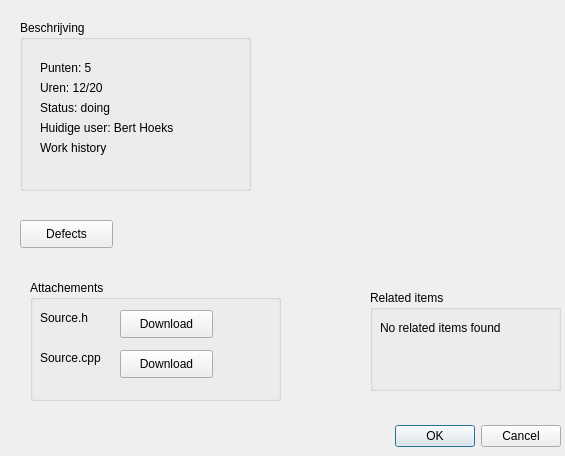
Qt form sbi.ui (Roconda/Scrumboard) before a commit.
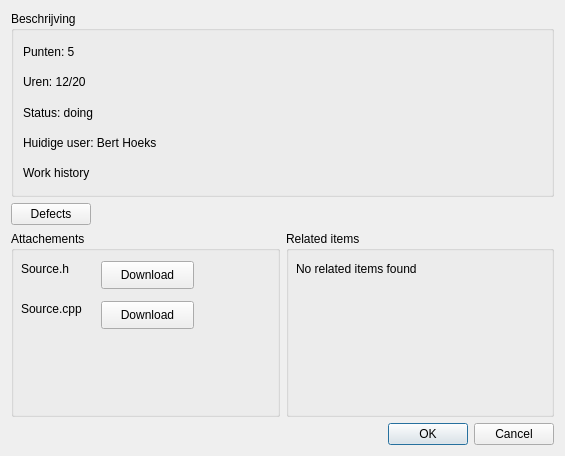
The same form after that commit.

Commit message: Layouts toegevoegd aan sbi scherm.

Diff of the .ui file:
```diff
--- a/sbi.ui
+++ b/sbi.ui
@@ -13,122 +13,79 @@
   <property name="windowTitle">
    <string>Dialog</string>
   </property>
-  <widget class="QDialogButtonBox" name="buttonBox">
-   <property name="geometry">
-    <rect>
-     <x>360</x>
-     <y>420</y>
-     <width>201</width>
-     <height>32</height>
-    </rect>
-   </property>
-   <property name="orientation">
-    <enum>Qt::Horizontal</enum>
-   </property>
-   <property name="standardButtons">
-    <set>QDialogButtonBox::Cancel|QDialogButtonBox::Ok</set>
-   </property>
-  </widget>
+  <layout class="QVBoxLayout" name="verticalLayout_2">
+   <item>
   <widget class="QGroupBox" name="groupBox">
-   <property name="geometry">
-    <rect>
-     <x>20</x>
-     <y>20</y>
-     <width>231</width>
-     <height>171</height>
-    </rect>
-   </property>
    <property name="title">
     <string>Beschrijving</string>
    </property>
+     <layout class="QVBoxLayout" name="verticalLayout">
+      <item>
    <widget class="QLabel" name="label">
-    <property name="geometry">
-     <rect>
-      <x>20</x>
-      <y>40</y>
-      <width>61</width>
-      <height>16</height>
-     </rect>
-    </property>
     <property name="text">
      <string>Punten: 5</string>
     </property>
    </widget>
+      </item>
+      <item>
    <widget class="QLabel" name="label_2">
-    <property name="geometry">
-     <rect>
-      <x>20</x>
-      <y>60</y>
-      <width>71</width>
-      <height>16</height>
-     </rect>
-    </property>
     <property name="text">
      <string>Uren: 12/20</string>
     </property>
    </widget>
+      </item>
+      <item>
    <widget class="QLabel" name="label_3">
-    <property name="geometry">
-     <rect>
-      <x>20</x>
-      <y>80</y>
-      <width>91</width>
-      <height>16</height>
-     </rect>
-    </property>
     <property name="text">
      <string>Status: doing</string>
     </property>
    </widget>
+      </item>
+      <item>
    <widget class="QLabel" name="label_4">
-    <property name="geometry">
-     <rect>
-      <x>20</x>
-      <y>100</y>
-      <width>161</width>
-      <height>16</height>
-     </rect>
-    </property>
     <property name="text">
      <string>Huidige user: Bert Hoeks</string>
     </property>
    </widget>
+      </item>
+      <item>
    <widget class="QLabel" name="label_5">
-    <property name="geometry">
-     <rect>
-      <x>20</x>
-      <y>120</y>
-      <width>81</width>
-      <height>16</height>
-     </rect>
-    </property>
     <property name="text">
      <string>Work history</string>
     </property>
    </widget>
-  </widget>
+      </item>
+     </layout>
+    </widget>
+   </item>
+   <item>
+    <layout class="QHBoxLayout" name="horizontalLayout">
+     <item>
   <widget class="QPushButton" name="pushButton">
-   <property name="geometry">
-    <rect>
-     <x>20</x>
-     <y>220</y>
-     <width>93</width>
-     <height>28</height>
-    </rect>
-   </property>
    <property name="text">
     <string>Defects</string>
    </property>
   </widget>
+     </item>
+     <item>
+      <spacer name="horizontalSpacer">
+       <property name="orientation">
+        <enum>Qt::Horizontal</enum>
+       </property>
+       <property name="sizeHint" stdset="0">
+        <size>
+         <width>40</width>
+         <height>20</height>
+        </size>
+       </property>
+      </spacer>
+     </item>
+    </layout>
+   </item>
+   <item>
+    <layout class="QHBoxLayout" name="horizontalLayout_2">
+     <item>
   <widget class="QGroupBox" name="groupBox_2">
-   <property name="geometry">
-    <rect>
-     <x>30</x>
-     <y>280</y>
-     <width>251</width>
-     <height>121</height>
-    </rect>
-   </property>
    <property name="title">
     <string>Attachements</string>
    </property>
@@ -185,15 +142,9 @@
     </property>
    </widget>
   </widget>
+     </item>
+     <item>
   <widget class="QGroupBox" name="groupBox_3">
-   <property name="geometry">
-    <rect>
-     <x>370</x>
-     <y>290</y>
-     <width>191</width>
-     <height>101</height>
-    </rect>
-   </property>
    <property name="title">
     <string>Related items</string>
    </property>
@@ -211,6 +162,20 @@
     </property>
    </widget>
   </widget>
+     </item>
+    </layout>
+   </item>
+   <item>
+    <widget class="QDialogButtonBox" name="buttonBox">
+     <property name="orientation">
+      <enum>Qt::Horizontal</enum>
+     </property>
+     <property name="standardButtons">
+      <set>QDialogButtonBox::Cancel|QDialogButtonBox::Ok</set>
+     </property>
+    </widget>
+   </item>
+  </layout>
  </widget>
  <resources/>
  <connections>
```
Lines whose indentation alone changed are shown as unchanged. The commit also changes 1 other file.
